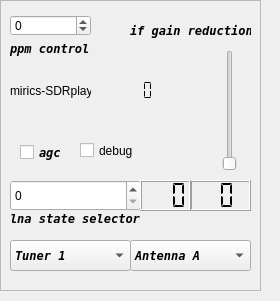
First picture: the form in devices/sdrplay-handler/sdrplay-widget.ui, repository JvanKatwijk/swradio-8, before the edit.
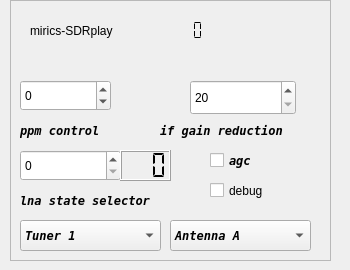
Second picture: the form after the edit.

Commit message: changed sdrplay gain setting

```diff
--- a/devices/sdrplay-handler/sdrplay-widget.ui
+++ b/devices/sdrplay-handler/sdrplay-widget.ui
@@ -6,8 +6,8 @@
    <rect>
     <x>0</x>
     <y>0</y>
-    <width>280</width>
-    <height>301</height>
+    <width>350</width>
+    <height>270</height>
    </rect>
   </property>
   <property name="windowTitle">
@@ -16,10 +16,10 @@
   <widget class="QFrame" name="frame">
    <property name="geometry">
     <rect>
-     <x>0</x>
+     <x>10</x>
      <y>0</y>
-     <width>261</width>
-     <height>291</height>
+     <width>321</width>
+     <height>261</height>
     </rect>
    </property>
    <property name="frameShape">
@@ -31,9 +31,9 @@
    <widget class="QLabel" name="deviceLabel">
     <property name="geometry">
      <rect>
-      <x>10</x>
-      <y>80</y>
-      <width>81</width>
+      <x>20</x>
+      <y>20</y>
+      <width>121</width>
       <height>21</height>
      </rect>
     </property>
@@ -57,8 +57,8 @@
    <widget class="QLCDNumber" name="api_version">
     <property name="geometry">
      <rect>
-      <x>90</x>
-      <y>80</y>
+      <x>130</x>
+      <y>20</y>
       <width>81</width>
       <height>21</height>
      </rect>
@@ -73,54 +73,13 @@
      <enum>QLCDNumber::Flat</enum>
     </property>
    </widget>
-   <widget class="QSlider" name="ifgainSlider">
-    <property name="geometry">
-     <rect>
-      <x>220</x>
-      <y>50</y>
-      <width>20</width>
-      <height>121</height>
-     </rect>
-    </property>
-    <property name="toolTip">
-     <string>&lt;html&gt;&lt;head/&gt;&lt;body&gt;&lt;p&gt;gain slider, its value is used as measure for the gain reduction of the baseband signal. If the agc is selected, the slider is not effective and is not shown.&lt;/p&gt;&lt;/body&gt;&lt;/html&gt;</string>
-    </property>
-    <property name="minimum">
-     <number>20</number>
-    </property>
-    <property name="maximum">
-     <number>59</number>
-    </property>
-    <property name="orientation">
-     <enum>Qt::Vertical</enum>
-    </property>
-   </widget>
-   <widget class="QLCDNumber" name="GRdBDisplay">
-    <property name="geometry">
-     <rect>
-      <x>190</x>
-      <y>180</y>
-      <width>61</width>
-      <height>31</height>
-     </rect>
-    </property>
-    <property name="toolTip">
-     <string>&lt;html&gt;&lt;head/&gt;&lt;body&gt;&lt;p&gt;The display shows the gain reduction applied to the baseband signal in the device.&lt;/p&gt;&lt;/body&gt;&lt;/html&gt;</string>
-    </property>
-    <property name="digitCount">
-     <number>2</number>
-    </property>
-    <property name="segmentStyle">
-     <enum>QLCDNumber::Flat</enum>
-    </property>
-   </widget>
    <widget class="QCheckBox" name="agcControl">
     <property name="geometry">
      <rect>
-      <x>20</x>
-      <y>140</y>
-      <width>51</width>
-      <height>25</height>
+      <x>200</x>
+      <y>150</y>
+      <width>71</width>
+      <height>21</height>
      </rect>
     </property>
     <property name="font">
@@ -142,9 +101,9 @@
     <property name="geometry">
      <rect>
       <x>10</x>
-      <y>15</y>
-      <width>81</width>
-      <height>21</height>
+      <y>80</y>
+      <width>91</width>
+      <height>31</height>
      </rect>
     </property>
     <property name="toolTip">
@@ -160,10 +119,10 @@
    <widget class="QLabel" name="serialNumber">
     <property name="geometry">
      <rect>
-      <x>10</x>
-      <y>110</y>
-      <width>151</width>
-      <height>20</height>
+      <x>20</x>
+      <y>50</y>
+      <width>171</width>
+      <height>21</height>
      </rect>
     </property>
     <property name="text">
@@ -173,9 +132,9 @@
    <widget class="QComboBox" name="antennaSelector">
     <property name="geometry">
      <rect>
-      <x>130</x>
-      <y>240</y>
-      <width>121</width>
+      <x>160</x>
+      <y>220</y>
+      <width>141</width>
       <height>31</height>
      </rect>
     </property>
@@ -205,8 +164,8 @@
     <property name="geometry">
      <rect>
       <x>10</x>
-      <y>180</y>
-      <width>131</width>
+      <y>150</y>
+      <width>101</width>
       <height>31</height>
      </rect>
     </property>
@@ -217,8 +176,8 @@
    <widget class="QLCDNumber" name="lnaGRdBDisplay">
     <property name="geometry">
      <rect>
-      <x>140</x>
-      <y>180</y>
+      <x>110</x>
+      <y>150</y>
       <width>51</width>
       <height>31</height>
      </rect>
@@ -237,8 +196,8 @@
     <property name="geometry">
      <rect>
       <x>10</x>
-      <y>240</y>
-      <width>121</width>
+      <y>220</y>
+      <width>141</width>
       <height>31</height>
      </rect>
     </property>
@@ -267,8 +226,8 @@
    <widget class="QCheckBox" name="debugControl">
     <property name="geometry">
      <rect>
-      <x>80</x>
-      <y>140</y>
+      <x>200</x>
+      <y>180</y>
       <width>88</width>
       <height>21</height>
      </rect>
@@ -281,9 +240,9 @@
     <property name="geometry">
      <rect>
       <x>10</x>
-      <y>40</y>
-      <width>81</width>
-      <height>16</height>
+      <y>120</y>
+      <width>101</width>
+      <height>21</height>
      </rect>
     </property>
     <property name="font">
@@ -301,9 +260,9 @@
    <widget class="QLabel" name="gainsliderLabel">
     <property name="geometry">
      <rect>
-      <x>130</x>
-      <y>20</y>
-      <width>121</width>
+      <x>150</x>
+      <y>120</y>
+      <width>151</width>
       <height>21</height>
      </rect>
     </property>
@@ -323,9 +282,9 @@
     <property name="geometry">
      <rect>
       <x>10</x>
-      <y>210</y>
-      <width>131</width>
-      <height>16</height>
+      <y>190</y>
+      <width>171</width>
+      <height>21</height>
      </rect>
     </property>
     <property name="font">
@@ -340,6 +299,22 @@
      <string>lna state selector</string>
     </property>
    </widget>
+   <widget class="QSpinBox" name="GRdBSelector">
+    <property name="geometry">
+     <rect>
+      <x>180</x>
+      <y>80</y>
+      <width>106</width>
+      <height>35</height>
+     </rect>
+    </property>
+    <property name="minimum">
+     <number>20</number>
+    </property>
+    <property name="maximum">
+     <number>59</number>
+    </property>
+   </widget>
   </widget>
  </widget>
  <resources/>
```
The commit also changes 3 other files.
